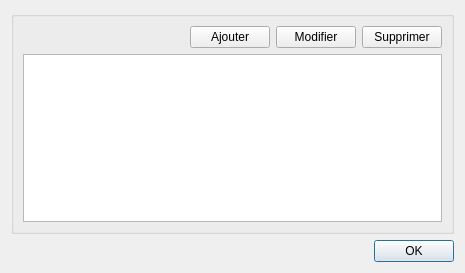
The window that src/dialogproviders.ui (cfdev/mcercle) describes before a commit, drawn with Qt 5.
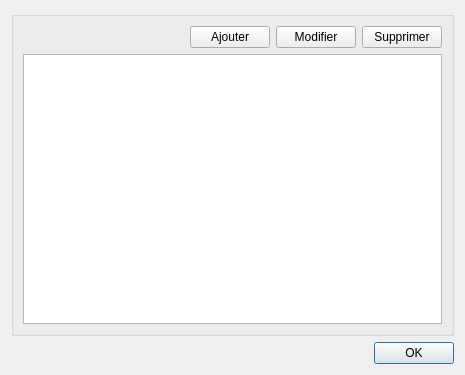
The same window after the commit. Icons and pictures are not drawn.

Commit message: Agrandissement de la hauteur du dialogproviders

What changed in the file:
```diff
--- a/src/dialogproviders.ui
+++ b/src/dialogproviders.ui
@@ -7,7 +7,7 @@
     <x>0</x>
     <y>0</y>
     <width>465</width>
-    <height>273</height>
+    <height>375</height>
    </rect>
   </property>
   <property name="windowTitle">
@@ -19,7 +19,7 @@
   </property>
   <layout class="QVBoxLayout" name="verticalLayout_2">
    <item>
-    <widget class="QGroupBox" name="">
+    <widget class="QGroupBox" name="groupBox">
      <property name="title">
       <string/>
      </property>
```
